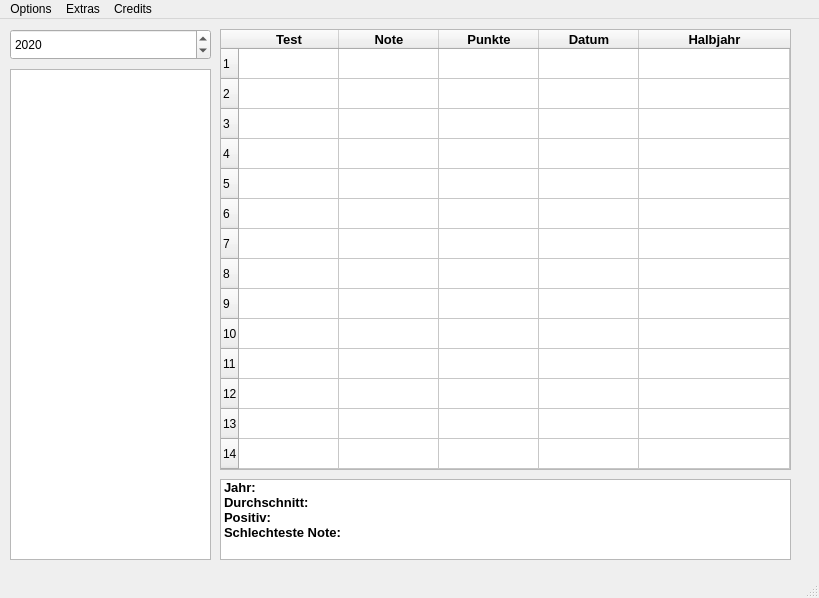
Above: application.ui from htl-el/GradeCalculator before the change. Below: the same form after it.
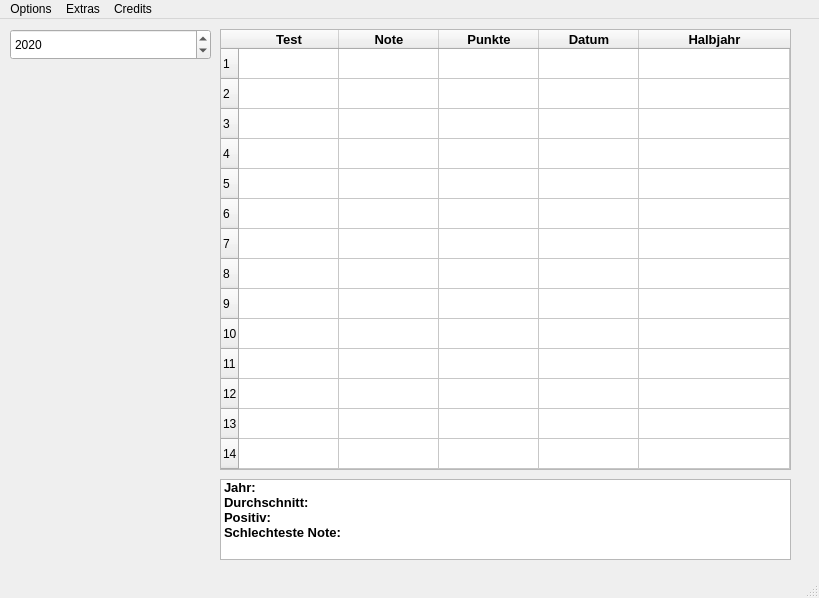
That is the form after the change.

Patch:
```diff
--- a/application.ui
+++ b/application.ui
@@ -14,16 +14,6 @@
    <string>Application</string>
   </property>
   <widget class="QWidget" name="centralwidget">
-   <widget class="QListWidget" name="listWidget">
-    <property name="geometry">
-     <rect>
-      <x>10</x>
-      <y>50</y>
-      <width>201</width>
-      <height>491</height>
-     </rect>
-    </property>
-   </widget>
    <widget class="QDateEdit" name="dateEdit">
     <property name="geometry">
      <rect>
```
